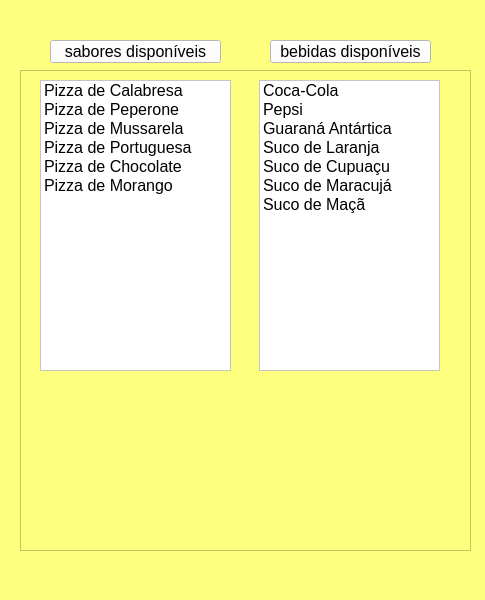
Qt form gui/screen_save/functionary_screen.ui (danilobsilv/Pizzaria) before a commit.
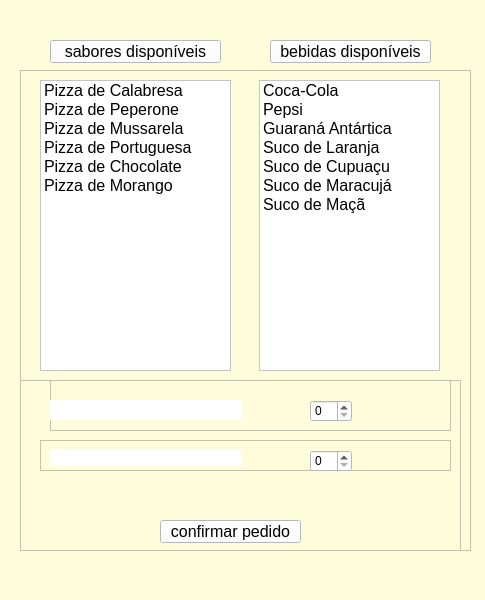
The same form after that commit.

What changed in the file:
```diff
--- a/gui/screen_save/functionary_screen.ui
+++ b/gui/screen_save/functionary_screen.ui
@@ -14,7 +14,7 @@
    <string>MainWindow</string>
   </property>
   <property name="styleSheet">
-   <string notr="true">background-color: rgb(255, 255, 127);</string>
+   <string notr="true">background-color: rgb(253, 253, 220);</string>
   </property>
   <widget class="QWidget" name="centralwidget">
    <widget class="QFrame" name="frame">
@@ -200,6 +200,136 @@
       </item>
      </layout>
     </widget>
+    <widget class="QFrame" name="frame_2">
+     <property name="geometry">
+      <rect>
+       <x>0</x>
+       <y>310</y>
+       <width>441</width>
+       <height>171</height>
+      </rect>
+     </property>
+     <property name="frameShape">
+      <enum>QFrame::StyledPanel</enum>
+     </property>
+     <property name="frameShadow">
+      <enum>QFrame::Raised</enum>
+     </property>
+     <widget class="QPushButton" name="pushButton">
+      <property name="geometry">
+       <rect>
+        <x>140</x>
+        <y>140</y>
+        <width>141</width>
+        <height>23</height>
+       </rect>
+      </property>
+      <property name="font">
+       <font>
+        <pointsize>12</pointsize>
+       </font>
+      </property>
+      <property name="cursor">
+       <cursorShape>PointingHandCursor</cursorShape>
+      </property>
+      <property name="styleSheet">
+       <string notr="true">background-color: rgb(255, 255, 255);</string>
+      </property>
+      <property name="text">
+       <string>confirmar pedido</string>
+      </property>
+     </widget>
+     <widget class="QFrame" name="frame_3">
+      <property name="geometry">
+       <rect>
+        <x>30</x>
+        <y>0</y>
+        <width>401</width>
+        <height>51</height>
+       </rect>
+      </property>
+      <property name="frameShape">
+       <enum>QFrame::StyledPanel</enum>
+      </property>
+      <property name="frameShadow">
+       <enum>QFrame::Raised</enum>
+      </property>
+      <widget class="QLabel" name="label">
+       <property name="geometry">
+        <rect>
+         <x>0</x>
+         <y>20</y>
+         <width>191</width>
+         <height>20</height>
+        </rect>
+       </property>
+       <property name="styleSheet">
+        <string notr="true">background-color: rgb(255, 255, 255);</string>
+       </property>
+       <property name="text">
+        <string/>
+       </property>
+      </widget>
+      <widget class="QSpinBox" name="spinBox_1">
+       <property name="geometry">
+        <rect>
+         <x>260</x>
+         <y>20</y>
+         <width>42</width>
+         <height>22</height>
+        </rect>
+       </property>
+       <property name="styleSheet">
+        <string notr="true">background-color: rgb(255, 255, 255);</string>
+       </property>
+      </widget>
+     </widget>
+     <widget class="QFrame" name="frame_4">
+      <property name="geometry">
+       <rect>
+        <x>20</x>
+        <y>60</y>
+        <width>411</width>
+        <height>31</height>
+       </rect>
+      </property>
+      <property name="frameShape">
+       <enum>QFrame::StyledPanel</enum>
+      </property>
+      <property name="frameShadow">
+       <enum>QFrame::Raised</enum>
+      </property>
+      <widget class="QLabel" name="label_2">
+       <property name="geometry">
+        <rect>
+         <x>10</x>
+         <y>10</y>
+         <width>191</width>
+         <height>16</height>
+        </rect>
+       </property>
+       <property name="styleSheet">
+        <string notr="true">background-color: rgb(255, 255, 255);</string>
+       </property>
+       <property name="text">
+        <string/>
+       </property>
+      </widget>
+      <widget class="QSpinBox" name="spinBox_2">
+       <property name="geometry">
+        <rect>
+         <x>270</x>
+         <y>10</y>
+         <width>42</width>
+         <height>22</height>
+        </rect>
+       </property>
+       <property name="styleSheet">
+        <string notr="true">background-color: rgb(255, 255, 255);</string>
+       </property>
+      </widget>
+     </widget>
+    </widget>
    </widget>
    <widget class="QPushButton" name="botao_sabores_disponiveis">
     <property name="geometry">
```
